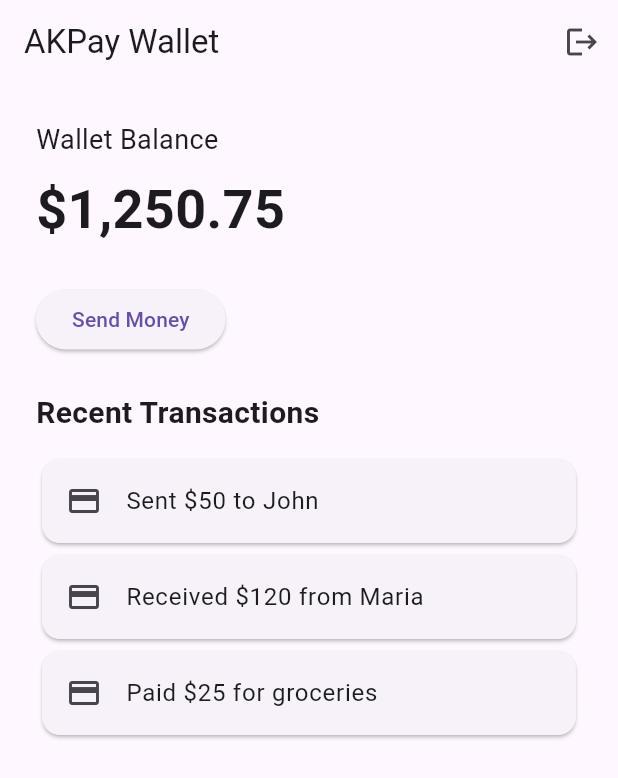
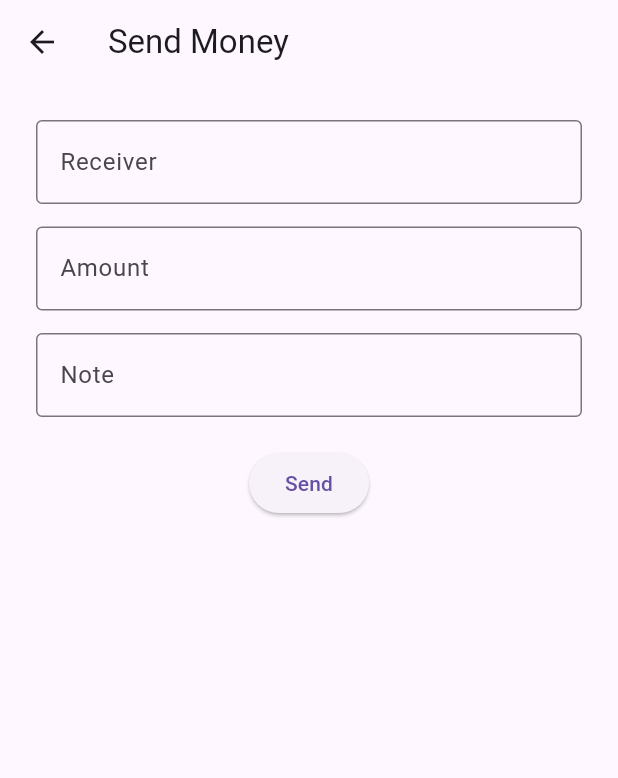
Before and after one commit to TechByAK/akpay_mobile_app, a Flutter app: the HomeScreen screen opened directly, after a tap on "Send Money", on a phone screen of 412 x 824 dp. Shown: the top 778 px of the screen. Run offline on Flutter 3.47's test engine with Material 3 defaults, Android fonts, the phone set to English and light mode, and no system bars; our stand-ins replace shared_preferences; accounts and stored records are empty.

Commit message:
Added send money feature and updated AKPay UI

```diff
--- a/lib/main.dart
+++ b/lib/main.dart
@@ -26,18 +26,27 @@ class LoginScreen extends StatefulWidget {
 }
 
 class _LoginScreenState extends State<LoginScreen> {
+
   final emailController = TextEditingController();
   final passwordController = TextEditingController();
 
   void login() {
-    if (emailController.text.isNotEmpty && passwordController.text.isNotEmpty) {
+    if (emailController.text.isNotEmpty &&
+        passwordController.text.isNotEmpty) {
+
       Navigator.pushReplacement(
         context,
-        MaterialPageRoute(builder: (_) => const HomeScreen()),
+        MaterialPageRoute(
+          builder: (_) => const HomeScreen(),
+        ),
       );
+
     } else {
+
       ScaffoldMessenger.of(context).showSnackBar(
-        const SnackBar(content: Text('Please enter email and password')),
+        const SnackBar(
+          content: Text('Please enter email and password'),
+        ),
       );
     }
   }
@@ -45,24 +54,35 @@ class _LoginScreenState extends State<LoginScreen> {
   void goToRegister() {
     Navigator.push(
       context,
-      MaterialPageRoute(builder: (_) => const RegisterScreen()),
+      MaterialPageRoute(
+        builder: (_) => const RegisterScreen(),
+      ),
     );
   }
 
   @override
   Widget build(BuildContext context) {
+
     return Scaffold(
       body: Padding(
         padding: const EdgeInsets.all(24),
+
         child: Center(
           child: Column(
             mainAxisAlignment: MainAxisAlignment.center,
+
             children: [
+
               const Text(
                 'AKPay',
-                style: TextStyle(fontSize: 36, fontWeight: FontWeight.bold),
+                style: TextStyle(
+                  fontSize: 36,
+                  fontWeight: FontWeight.bold,
+                ),
               ),
+
               const SizedBox(height: 30),
+
               TextField(
                 controller: emailController,
                 decoration: const InputDecoration(
@@ -70,7 +90,9 @@ class _LoginScreenState extends State<LoginScreen> {
                   border: OutlineInputBorder(),
                 ),
               ),
+
               const SizedBox(height: 15),
+
               TextField(
                 controller: passwordController,
                 obscureText: true,
@@ -79,15 +101,19 @@ class _LoginScreenState extends State<LoginScreen> {
                   border: OutlineInputBorder(),
                 ),
               ),
+
               const SizedBox(height: 20),
+
               ElevatedButton(
                 onPressed: login,
                 child: const Text('Login'),
               ),
+
               TextButton(
                 onPressed: goToRegister,
                 child: const Text('Create account'),
               ),
+
             ],
           ),
         ),
@@ -101,33 +127,69 @@ class RegisterScreen extends StatelessWidget {
 
   @override
   Widget build(BuildContext context) {
+
     final nameController = TextEditingController();
     final emailController = TextEditingController();
     final passwordController = TextEditingController();
 
     void register() {
+
       if (nameController.text.isNotEmpty &&
           emailController.text.isNotEmpty &&
           passwordController.text.isNotEmpty) {
+
         Navigator.pop(context);
+
       } else {
+
         ScaffoldMessenger.of(context).showSnackBar(
-          const SnackBar(content: Text('Please fill all fields')),
+          const SnackBar(
+            content: Text('Please fill all fields'),
+          ),
         );
       }
     }
 
     return Scaffold(
-      appBar: AppBar(title: const Text('Register')),
+      appBar: AppBar(
+        title: const Text('Register'),
+      ),
+
       body: Padding(
         padding: const EdgeInsets.all(24),
+
         child: Column(
           children: [
-            TextField(controller: nameController, decoration: const InputDecoration(labelText: 'Full Name')),
-            TextField(controller: emailController, decoration: const InputDecoration(labelText: 'Email')),
-            TextField(controller: passwordController, obscureText: true, decoration: const InputDecoration(labelText: 'Password')),
+
+            TextField(
+              controller: nameController,
+              decoration: const InputDecoration(
+                labelText: 'Full Name',
+              ),
+            ),
+
+            TextField(
+              controller: emailController,
+              decoration: const InputDecoration(
+                labelText: 'Email',
+              ),
+            ),
+
+            TextField(
+              controller: passwordController,
+              obscureText: true,
+              decoration: const InputDecoration(
+                labelText: 'Password',
+              ),
+            ),
+
             const SizedBox(height: 20),
-            ElevatedButton(onPressed: register, child: const Text('Register')),
+
+            ElevatedButton(
+              onPressed: register,
+              child: const Text('Register'),
+            ),
+
           ],
         ),
       ),
@@ -140,6 +202,7 @@ class HomeScreen extends StatelessWidget {
 
   @override
   Widget build(BuildContext context) {
+
     final transactions = [
       'Sent \$50 to John',
       'Received \$120 from Maria',
@@ -149,39 +212,73 @@ class HomeScreen extends StatelessWidget {
     void logout() {
       Navigator.pushReplacement(
         context,
-        MaterialPageRoute(builder: (_) => const LoginScreen()),
+        MaterialPageRoute(
+          builder: (_) => const LoginScreen(),
+        ),
       );
     }
 
     return Scaffold(
       appBar: AppBar(
         title: const Text('AKPay Wallet'),
+
         actions: [
-          IconButton(onPressed: logout, icon: const Icon(Icons.logout)),
+          IconButton(
+            onPressed: logout,
+            icon: const Icon(Icons.logout),
+          ),
         ],
       ),
+
       body: Padding(
         padding: const EdgeInsets.all(24),
+
         child: Column(
           crossAxisAlignment: CrossAxisAlignment.start,
+
           children: [
-            const Text('Wallet Balance', style: TextStyle(fontSize: 18)),
+
+            const Text(
+              'Wallet Balance',
+              style: TextStyle(fontSize: 18),
+            ),
+
             const SizedBox(height: 8),
+
             const Text(
               '\$1,250.75',
-              style: TextStyle(fontSize: 36, fontWeight: FontWeight.bold),
+              style: TextStyle(
+                fontSize: 36,
+                fontWeight: FontWeight.bold,
+              ),
             ),
+
             const SizedBox(height: 24),
+
             ElevatedButton(
-              onPressed: () {},
+              onPressed: () {
+                Navigator.push(
+                  context,
+                  MaterialPageRoute(
+                    builder: (_) => const SendMoneyScreen(),
+                  ),
+                );
+              },
               child: const Text('Send Money'),
             ),
+
             const SizedBox(height: 24),
+
             const Text(
               'Recent Transactions',
-              style: TextStyle(fontSize: 20, fontWeight: FontWeight.bold),
+              style: TextStyle(
+                fontSize: 20,
+                fontWeight: FontWeight.bold,
+              ),
             ),
+
             const SizedBox(height: 12),
+
             ...transactions.map(
               (transaction) => Card(
                 child: ListTile(
@@ -190,9 +287,114 @@ class HomeScreen extends StatelessWidget {
                 ),
               ),
             ),
+
           ],
         ),
       ),
     );
   }
 }
+
+class SendMoneyScreen extends StatefulWidget {
+  const SendMoneyScreen({super.key});
+
+  @override
+  State<SendMoneyScreen> createState() =>
+      _SendMoneyScreenState();
+}
+
+class _SendMoneyScreenState
+    extends State<SendMoneyScreen> {
+
+  final receiverController =
+      TextEditingController();
+
+  final amountController =
+      TextEditingController();
+
+  final noteController =
+      TextEditingController();
+
+  void sendMoney() {
+
+    if (receiverController.text.isEmpty ||
+        amountController.text.isEmpty) {
+
+      ScaffoldMessenger.of(context).showSnackBar(
+        const SnackBar(
+          content: Text(
+            'Please enter receiver and amount',
+          ),
+        ),
+      );
+
+      return;
+    }
+
+    ScaffoldMessenger.of(context).showSnackBar(
+      const SnackBar(
+        content: Text(
+          'Money sent successfully!',
+        ),
+      ),
+    );
+
+    Navigator.pop(context);
+  }
+
+  @override
+  Widget build(BuildContext context) {
+
+    return Scaffold(
+      appBar: AppBar(
+        title: const Text('Send Money'),
+      ),
+
+      body: Padding(
+        padding: const EdgeInsets.all(24),
+
+        child: Column(
+          children: [
+
+            TextField(
+              controller: receiverController,
+              decoration: const InputDecoration(
+                labelText: 'Receiver',
+                border: OutlineInputBorder(),
+              ),
+            ),
+
+            const SizedBox(height: 15),
+
+            TextField(
+              controller: amountController,
+              keyboardType: TextInputType.number,
+              decoration: const InputDecoration(
+                labelText: 'Amount',
+                border: OutlineInputBorder(),
+              ),
+            ),
+
+            const SizedBox(height: 15),
+
+            TextField(
+              controller: noteController,
+              decoration: const InputDecoration(
+                labelText: 'Note',
+                border: OutlineInputBorder(),
+              ),
+            ),
+
+            const SizedBox(height: 20),
+
+            ElevatedButton(
+              onPressed: sendMoney,
+              child: const Text('Send'),
+            ),
+
+          ],
+        ),
+      ),
+    );
+  }
+}
```
Also changed, not shown: 4 other files.
